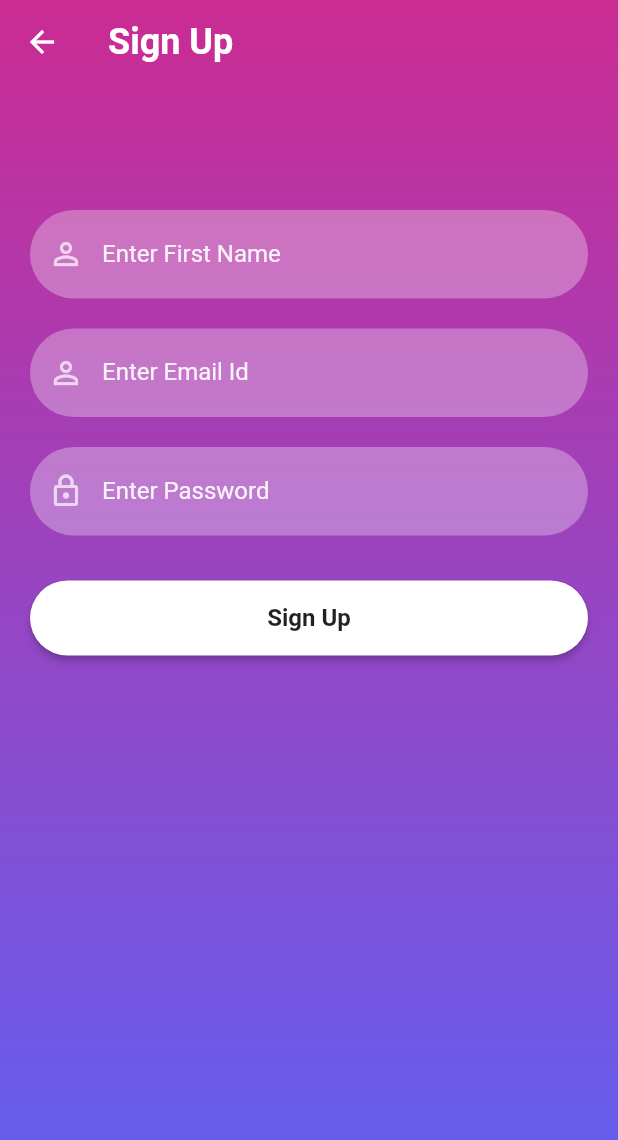
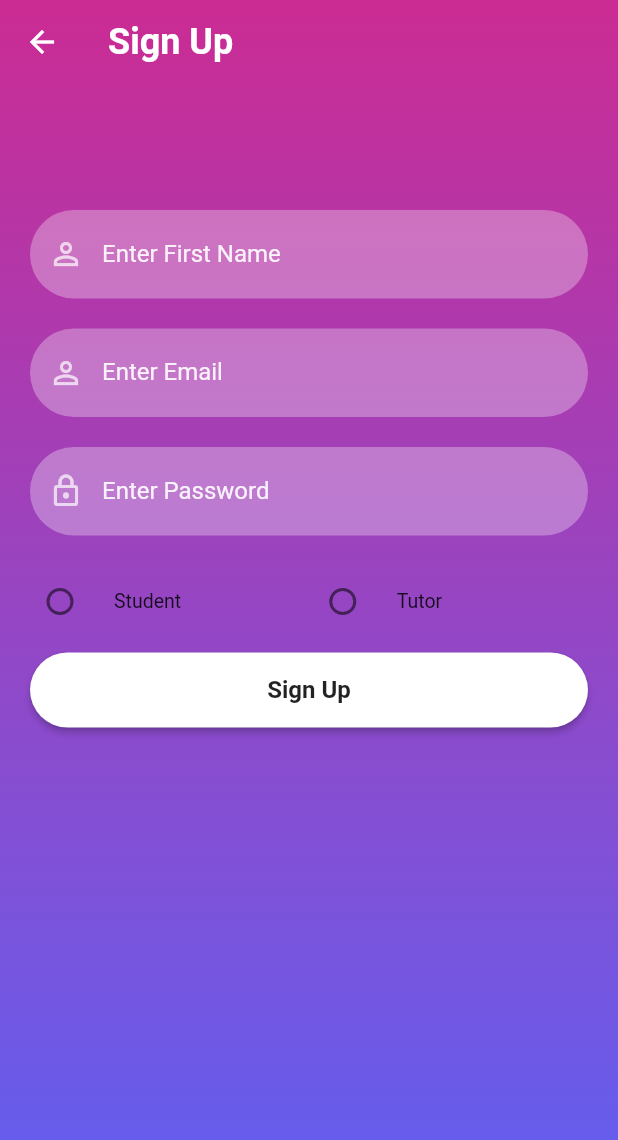
Before and after one commit to angelicaharris/flutter_booking_app, a Flutter app: the SignUpScreen screen opened directly, on a phone screen of 412 x 824 dp. Shown: the top 1140 px of the screen. Run offline on Flutter 3.47's test engine with Material 2 defaults, Android fonts, the phone set to English and light mode, and no system bars; our stand-ins replace carousel_pro, cloud_firestore, firebase_auth, firebase_core, firebase_database, fluttertoast; accounts and stored records are empty.

Commit message:
added radio button

```diff
--- a/lib/pages/signup_screen.dart
+++ b/lib/pages/signup_screen.dart
@@ -1,11 +1,13 @@
 import 'package:firebase_auth/firebase_auth.dart';
 import 'package:flutter_booking_app/reusable_widgets/reusable_widget.dart';
 import 'package:flutter_booking_app/pages/home.dart';
+import 'package:flutter_booking_app/pages/signup_screen.dart';
 import 'package:flutter_booking_app/utils/color_utils.dart';
 import 'package:flutter/material.dart';
 import 'package:firebase_core/firebase_core.dart';
 import 'package:cloud_firestore/cloud_firestore.dart';
 import 'package:firebase_database/firebase_database.dart';
+import 'package:flutter_booking_app/widgets/my_radio_button.dart';
 
 class SignUpScreen extends StatefulWidget {
   const SignUpScreen({Key? key}) : super(key: key);
@@ -18,6 +20,8 @@ class _SignUpScreenState extends State<SignUpScreen> {
   TextEditingController _passwordTextController = TextEditingController();
   TextEditingController _emailTextController = TextEditingController();
   TextEditingController _userNameTextController = TextEditingController();
+  //Radio Button Variable
+  UserTypeEnum? _UserTypeEnum;
 
   void _createUser(String userId, String name, String email) {
     final user = <String, String>{
@@ -66,7 +70,7 @@ class _SignUpScreenState extends State<SignUpScreen> {
                 const SizedBox(
                   height: 20,
                 ),
-                reusableTextField("Enter Email Id", Icons.person_outline, false,
+                reusableTextField("Enter Email", Icons.person_outline, false,
                     _emailTextController),
                 const SizedBox(
                   height: 20,
@@ -75,6 +79,32 @@ class _SignUpScreenState extends State<SignUpScreen> {
                     _passwordTextController),
                 const SizedBox(
                   height: 20,
+                ),
+                Row(
+                  children: [
+                    MyRadioButton(
+                      title: UserTypeEnum.Student.name,
+                      value: UserTypeEnum.Student,
+                      selectedUserType: _UserTypeEnum,
+                      onChanged: (val) {
+                        setState(() {
+                          _UserTypeEnum = val;
+                        });
+                      },
+                    ),
+                    SizedBox(
+                      width: 5.0,
+                    ),
+                    MyRadioButton(
+                        title: UserTypeEnum.Tutor.name,
+                        value: UserTypeEnum.Tutor,
+                        selectedUserType: _UserTypeEnum,
+                        onChanged: (val) {
+                          setState(() {
+                            _UserTypeEnum = val;
+                          });
+                        }),
+                  ],
                 ),
                 firebaseUIButton(context, "Sign Up", () {
                   FirebaseAuth.instance
--- /dev/null
+++ b/lib/widgets/my_radio_button.dart
@@ -0,0 +1,35 @@
+import 'package:flutter/material.dart';
+import 'package:flutter_booking_app/pages/signup_screen.dart';
+
+enum UserTypeEnum { Student, Tutor }
+
+class MyRadioButton extends StatelessWidget {
+  MyRadioButton({
+    Key? key,
+    required this.title,
+    required this.value,
+    required this.selectedUserType,
+    required this.onChanged,
+  }) : super(key: key);
+
+  String title;
+  UserTypeEnum value;
+  UserTypeEnum? selectedUserType;
+  Function(UserTypeEnum?)? onChanged;
+
+  @override
+  Widget build(BuildContext context) {
+    return Expanded(
+      child: RadioListTile<UserTypeEnum>(
+          title: Text(title),
+          value: value,
+          groupValue: selectedUserType,
+          contentPadding: EdgeInsets.all(0.0),
+          tileColor: Colors.deepPurple.shade50,
+          dense: true,
+          shape:
+              RoundedRectangleBorder(borderRadius: BorderRadius.circular(5.0)),
+          onChanged: onChanged),
+    );
+  }
+}
```
